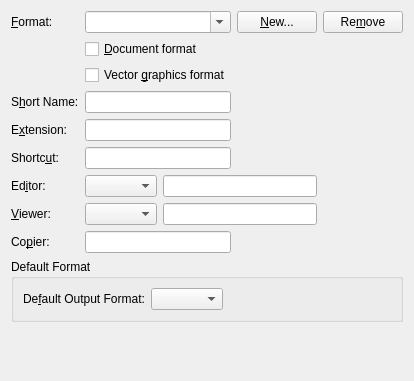
This is src/frontends/qt4/ui/PrefFileformatsUi.ui in cburschka/lyx as Qt 5 draws it before an edit. The edited form follows.
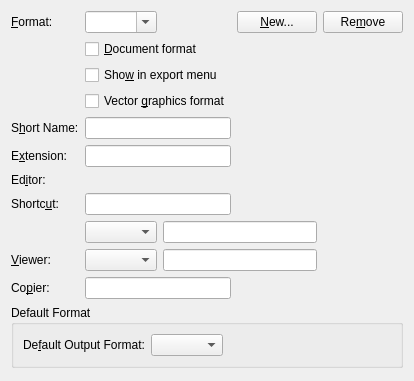
This is the edited form.

Commit message:
Introduce new file format flag "menu=export" to define which document formats the File > Export menu should list. All other formats are available via the "More Formats & Options ..." (former "Custom ...") dialog.
The actual selection of formats needs to be audited.

Patch:
```diff
--- a/src/frontends/qt4/ui/PrefFileformatsUi.ui
+++ b/src/frontends/qt4/ui/PrefFileformatsUi.ui
@@ -23,7 +23,7 @@
      </property>
     </widget>
    </item>
-   <item row="0" column="1" colspan="2">
+   <item row="0" column="1">
     <widget class="QComboBox" name="formatsCB">
      <property name="editable">
       <bool>true</bool>
@@ -61,13 +61,23 @@
     </widget>
    </item>
    <item row="2" column="1" colspan="2">
+    <widget class="QCheckBox" name="exportMenuCB">
+     <property name="toolTip">
+      <string>Check this to show the current format in the File &gt; Export menu</string>
+     </property>
+     <property name="text">
+      <string>Sho&amp;w in export menu</string>
+     </property>
+    </widget>
+   </item>
+   <item row="3" column="1" colspan="2">
     <widget class="QCheckBox" name="vectorCB">
      <property name="text">
       <string>Vector &amp;graphics format</string>
      </property>
     </widget>
    </item>
-   <item row="3" column="0">
+   <item row="4" column="0">
     <widget class="QLabel" name="formatLA">
      <property name="text">
       <string>S&amp;hort Name:</string>
@@ -77,10 +87,10 @@
      </property>
     </widget>
    </item>
-   <item row="3" column="1" colspan="2">
+   <item row="4" column="1" colspan="2">
     <widget class="QLineEdit" name="formatED"/>
    </item>
-   <item row="4" column="0">
+   <item row="5" column="0">
     <widget class="QLabel" name="extensionLA">
      <property name="text">
       <string>E&amp;xtension:</string>
@@ -90,21 +100,8 @@
      </property>
     </widget>
    </item>
-   <item row="4" column="1" colspan="2">
-    <widget class="QLineEdit" name="extensionED"/>
-   </item>
-   <item row="5" column="0">
-    <widget class="QLabel" name="shortcutLA">
-     <property name="text">
-      <string>Shortc&amp;ut:</string>
-     </property>
-     <property name="buddy">
-      <cstring>shortcutED</cstring>
-     </property>
-    </widget>
-   </item>
    <item row="5" column="1" colspan="2">
-    <widget class="QLineEdit" name="shortcutED"/>
+    <widget class="QLineEdit" name="extensionED"/>
    </item>
    <item row="6" column="0">
     <widget class="QLabel" name="editorLA">
@@ -116,17 +113,30 @@
      </property>
     </widget>
    </item>
-   <item row="6" column="1">
+   <item row="7" column="0">
+    <widget class="QLabel" name="shortcutLA">
+     <property name="text">
+      <string>Shortc&amp;ut:</string>
+     </property>
+     <property name="buddy">
+      <cstring>shortcutED</cstring>
+     </property>
+    </widget>
+   </item>
+   <item row="7" column="1" colspan="2">
+    <widget class="QLineEdit" name="shortcutED"/>
+   </item>
+   <item row="8" column="1">
     <widget class="QComboBox" name="editorCO">
      <property name="sizeAdjustPolicy">
       <enum>QComboBox::AdjustToContents</enum>
      </property>
     </widget>
    </item>
-   <item row="6" column="2" colspan="2">
+   <item row="8" column="2" colspan="2">
     <widget class="QLineEdit" name="editorED"/>
    </item>
-   <item row="7" column="0">
+   <item row="9" column="0">
     <widget class="QLabel" name="viewerLA">
      <property name="text">
       <string>&amp;Viewer:</string>
@@ -136,17 +146,17 @@
      </property>
     </widget>
    </item>
-   <item row="7" column="1">
+   <item row="9" column="1">
     <widget class="QComboBox" name="viewerCO">
      <property name="sizeAdjustPolicy">
       <enum>QComboBox::AdjustToContents</enum>
      </property>
     </widget>
    </item>
-   <item row="7" column="2" colspan="2">
+   <item row="9" column="2" colspan="2">
     <widget class="QLineEdit" name="viewerED"/>
    </item>
-   <item row="8" column="0">
+   <item row="10" column="0">
     <widget class="QLabel" name="label">
      <property name="text">
       <string>Co&amp;pier:</string>
@@ -156,10 +166,10 @@
      </property>
     </widget>
    </item>
-   <item row="8" column="1" colspan="2">
+   <item row="10" column="1" colspan="2">
     <widget class="QLineEdit" name="copierED"/>
    </item>
-   <item row="9" column="0" colspan="5">
+   <item row="11" column="0" colspan="5">
     <widget class="QGroupBox" name="defaultFormatGB">
      <property name="toolTip">
       <string>Specify the default output format when using (PDF)LaTeX</string>
@@ -200,7 +210,7 @@
      </layout>
     </widget>
    </item>
-   <item row="10" column="1" colspan="2">
+   <item row="12" column="1" colspan="2">
     <spacer>
      <property name="orientation">
       <enum>Qt::Vertical</enum>
```
The commit also changes 7 other files.
